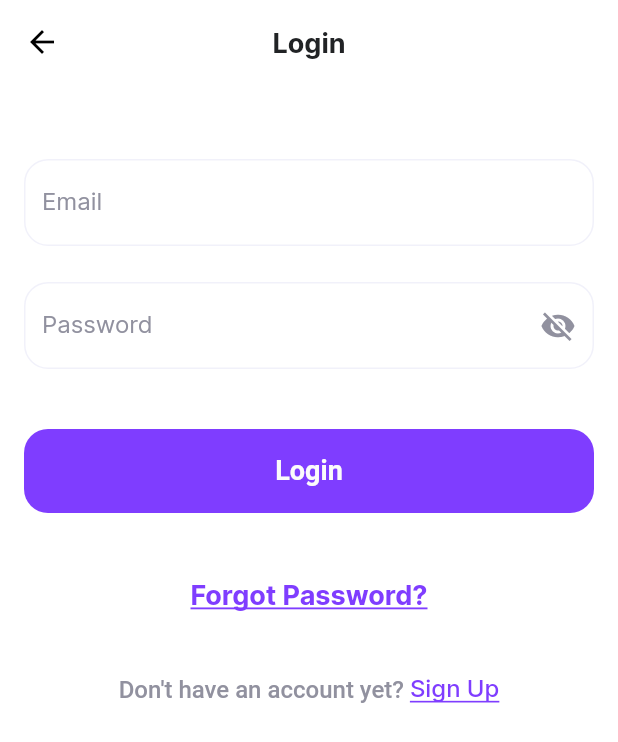
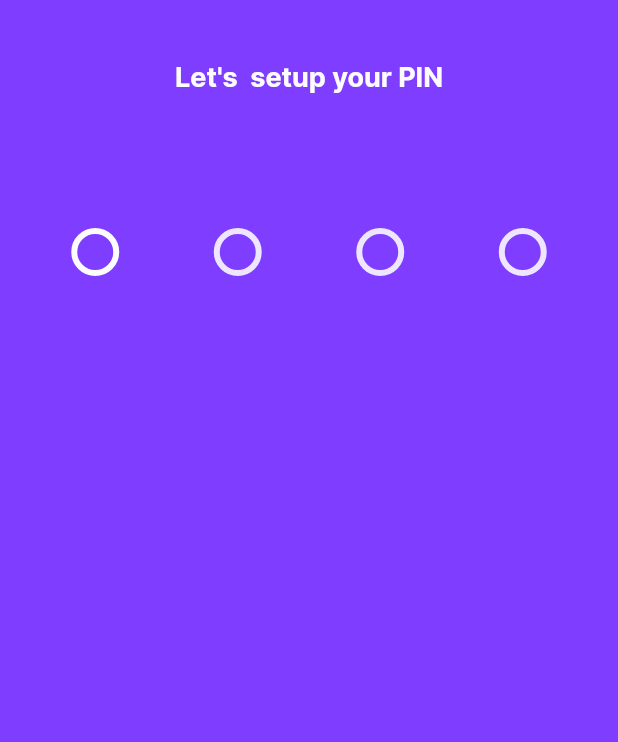
Before and after one commit to Manuelkpatsu/montra, a Flutter app: the LoginScreen screen opened by its route, after a tap on "Login", on a phone screen of 412 x 824 dp. Shown: the top 742 px of the screen. Run offline on Flutter 3.47's test engine with Material 2 defaults, Android fonts, the phone set to English and light mode, and no system bars; drawn by our look-alikes of pin_code_fields; our stand-ins replace smooth_page_indicator.

Commit message:
Implement pin code screens

```diff
--- a/lib/router.dart
+++ b/lib/router.dart
@@ -6,6 +6,8 @@ import 'screen/auth/login/login_screen.dart';
 import 'screen/auth/onboarding/onboarding_screen.dart';
 import 'screen/auth/password_email_sent/password_email_sent_screen.dart';
 import 'screen/auth/reset_password/reset_password_screen.dart';
+import 'screen/auth/retype_pin/retype_pin_screen.dart';
+import 'screen/auth/set_up_pin/set_up_pin_screen.dart';
 import 'screen/auth/sign_up/sign_up_screen.dart';
 import 'screen/auth/verification/verification_screen.dart';
 
@@ -30,6 +32,10 @@ class AppRouter {
         );
       case ResetPasswordScreen.routeName:
         return MaterialPageRoute(builder: (_) => const ResetPasswordScreen());
+      case SetUpPinScreen.routeName:
+        return MaterialPageRoute(builder: (_) => const SetUpPinScreen());
+      case RetypePinScreen.routeName:
+        return MaterialPageRoute(builder: (_) => const RetypePinScreen());
       default:
         return MaterialPageRoute(
           builder: (_) => Scaffold(
--- a/lib/screen/auth/login/login_screen.dart
+++ b/lib/screen/auth/login/login_screen.dart
@@ -1,5 +1,6 @@
 import 'package:flutter/material.dart';
 import 'package:montra/screen/auth/forgot_password/forgot_password_screen.dart';
+import 'package:montra/screen/auth/set_up_pin/set_up_pin_screen.dart';
 import 'package:montra/screen/auth/sign_up/sign_up_screen.dart';
 import 'package:montra/screen/widget/password_input_field.dart';
 import 'package:montra/screen/widget/text_input_field.dart';
@@ -65,7 +66,11 @@ class _LoginScreenState extends State<LoginScreen> {
                 toggle: () => setState(() => _showPassword = !_showPassword),
               ),
               const SizedBox(height: 40),
-              LoginButton(onPressed: () {}),
+              LoginButton(
+                onPressed: () => Navigator.of(context).pushNamed(
+                  SetUpPinScreen.routeName,
+                ),
+              ),
               const SizedBox(height: 30),
               ForgotPassword(
                 onPressed: () => Navigator.of(context).pushNamed(
--- /dev/null
+++ b/lib/screen/auth/set_up_pin/set_up_pin_screen.dart
@@ -0,0 +1,75 @@
+import 'package:flutter/material.dart';
+import 'package:montra/screen/auth/retype_pin/retype_pin_screen.dart';
+import 'package:montra/theme/custom_color.dart';
+import 'package:montra/theme/styles.dart';
+import 'package:montra/utils/validator.dart';
+import 'package:pin_code_fields/pin_code_fields.dart';
+
+import 'widget/set_up_pin_text.dart';
+
+class SetUpPinScreen extends StatefulWidget {
+  static const routeName = '/set_up_pin';
+
+  const SetUpPinScreen({Key? key}) : super(key: key);
+
+  @override
+  State<SetUpPinScreen> createState() => _SetUpPinScreenState();
+}
+
+class _SetUpPinScreenState extends State<SetUpPinScreen> {
+  final TextEditingController _pinController = TextEditingController();
+
+  @override
+  Widget build(BuildContext context) {
+    return Scaffold(
+      backgroundColor: CustomColor.violet100Color,
+      body: SafeArea(
+        child: SingleChildScrollView(
+          padding: const EdgeInsets.symmetric(horizontal: 16),
+          child: Column(
+            crossAxisAlignment: CrossAxisAlignment.center,
+            children: [
+              const SizedBox(height: 40),
+              const SetUpPinText(),
+              const SizedBox(height: 90),
+              PinCodeTextField(
+                autoFocus: true,
+                mainAxisAlignment: MainAxisAlignment.spaceAround,
+                obscureText: true,
+                controller: _pinController,
+                showCursor: false,
+                keyboardType: TextInputType.number,
+                textInputAction: TextInputAction.done,
+                validator: Validator.pin,
+                appContext: context,
+                length: 4,
+                textStyle: title1TextStyle.copyWith(
+                  color: CustomColor.light100Color,
+                  fontSize: 12,
+                ),
+                pinTheme: PinTheme(
+                  shape: PinCodeFieldShape.circle,
+                  borderWidth: 4,
+                  fieldHeight: 32,
+                  fieldWidth: 32,
+                  activeColor: CustomColor.keyColor,
+                  selectedColor: CustomColor.keyColor,
+                  inactiveColor: CustomColor.violet20Color,
+                  inactiveFillColor: Colors.transparent,
+                  activeFillColor: Colors.transparent,
+                  selectedFillColor: Colors.transparent,
+                ),
+                animationType: AnimationType.fade,
+                errorTextSpace: 20,
+                onChanged: (value) {},
+                onCompleted: (value) {
+                  Navigator.of(context).pushNamed(RetypePinScreen.routeName);
+                },
+              ),
+            ],
+          ),
+        ),
+      ),
+    );
+  }
+}
--- /dev/null
+++ b/lib/screen/auth/set_up_pin/widget/set_up_pin_text.dart
@@ -0,0 +1,16 @@
+import 'package:flutter/material.dart';
+import 'package:montra/theme/custom_color.dart';
+import 'package:montra/theme/styles.dart';
+
+class SetUpPinText extends StatelessWidget {
+  const SetUpPinText({Key? key}) : super(key: key);
+
+  @override
+  Widget build(BuildContext context) {
+    return Text(
+      'Let\'s  setup your PIN',
+      textAlign: TextAlign.center,
+      style: title3TextStyle.copyWith(color: CustomColor.keyColor),
+    );
+  }
+}
--- a/lib/theme/custom_color.dart
+++ b/lib/theme/custom_color.dart
@@ -55,4 +55,5 @@ class CustomColor {
   static const Color blue80Color = Color(0XFF248AFF);
   static const Color blue100Color = Color(0XFF0077FF);
   static const Color pinCodeFieldColor = Color(0XFFE0E2E9);
+  static const Color keyColor = Color(0XFFFCFCFC);
 }
--- a/lib/utils/validator.dart
+++ b/lib/utils/validator.dart
@@ -49,4 +49,16 @@ class Validator {
 
     return null;
   };
+
+  static FormFieldValidator<String> pin = (pin) {
+    if (pin == null || pin.isEmpty) {
+      return 'Pin is required.';
+    }
+
+    if (pin.length != 4) {
+      return "Pin is invalid.";
+    }
+
+    return null;
+  };
 }
```
Also changed, not shown: lib/screen/auth/retype_pin/retype_pin_screen.dart (added, +72 -0 lines), lib/screen/auth/retype_pin/widget/retype_pin_text.dart (added, +16 -0 lines).
